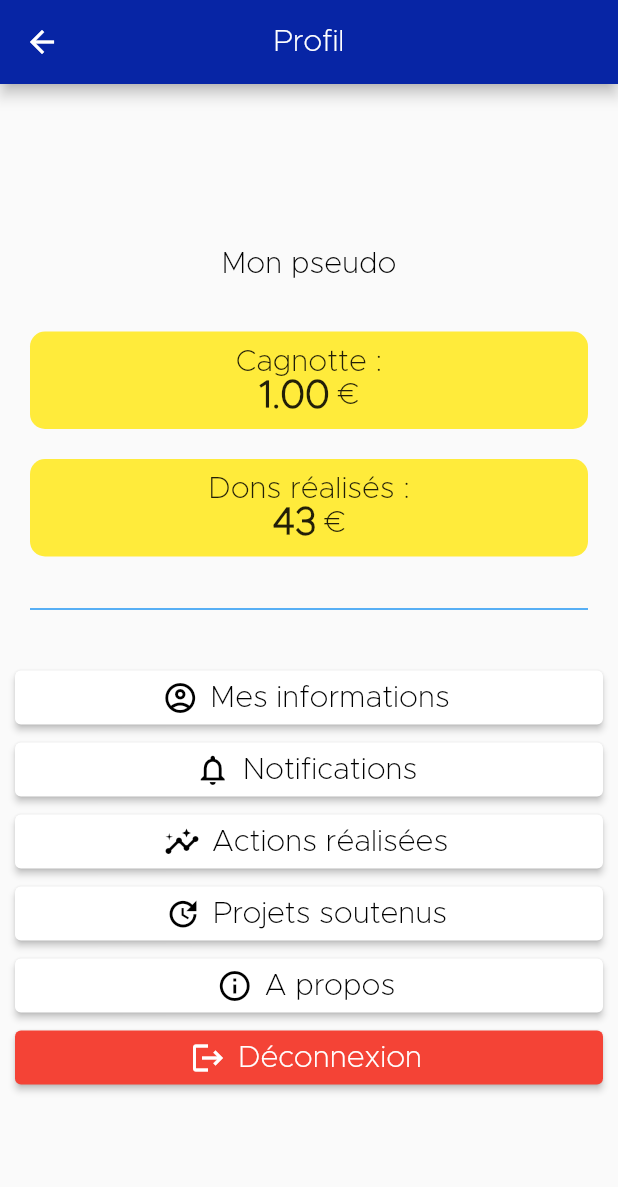
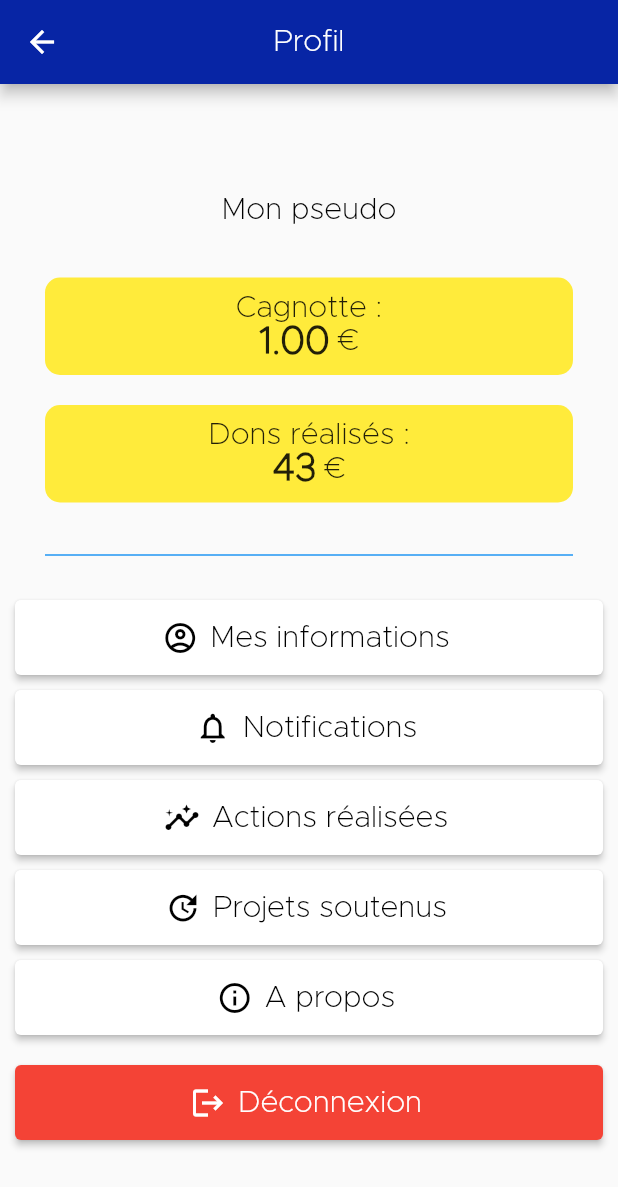
Before and after one commit to neonzip/Projet_SOLID-R, a Flutter app: the Profile screen opened by its route, on a phone screen of 412 x 824 dp. Shown: the top 1187 px of the screen. Run offline on Flutter 3.47's test engine with Material 2 defaults, Android fonts, the phone set to English and light mode, and no system bars; our stand-ins replace auto_size_text.

Commit message:
Arrangement boutons profil : plus gros et bien séparés.

```diff
--- a/lib/pages/user/Profile.dart
+++ b/lib/pages/user/Profile.dart
@@ -94,6 +94,7 @@ class _ProfileState extends State<Profile> {
   Widget buttonProjectsTemplate() {
     return SizedBox(
       width: widthButtons,
+      height: 50,
       child:
       ElevatedButton.icon(
         onPressed: () {
@@ -113,6 +114,7 @@ class _ProfileState extends State<Profile> {
   Widget buttonDoneActionsTemplate() {
     return SizedBox(
       width: widthButtons,
+      height: 50,
       child:
       ElevatedButton.icon(
         onPressed: () {},
@@ -130,6 +132,7 @@ class _ProfileState extends State<Profile> {
   Widget buttonAProposTemplate() {
     return SizedBox(
       width: widthButtons,
+      height: 50,
       child:
       ElevatedButton.icon(
         onPressed: () {},
@@ -147,6 +150,7 @@ class _ProfileState extends State<Profile> {
   Widget buttonInformationTemplate() {
     return SizedBox(
       width: widthButtons,
+      height: 50,
       child:
       ElevatedButton.icon(
         onPressed: () {
@@ -166,6 +170,7 @@ class _ProfileState extends State<Profile> {
   Widget buttonNotificationTemplate() {
     return SizedBox(
       width: widthButtons,
+      height: 50,
       child:
       ElevatedButton.icon(
         onPressed: () {
@@ -185,6 +190,7 @@ class _ProfileState extends State<Profile> {
   Widget buttonLogOutTemplate() {
     return SizedBox(
       width: widthButtons,
+      height: 50,
       child:
         ElevatedButton.icon(
           onPressed: () {
@@ -210,7 +216,8 @@ class _ProfileState extends State<Profile> {
       ),
       body: Center (
         child: SingleChildScrollView(
-          child: SizedBox (
+          child: Container (
+            padding: const EdgeInsets.all(10),
             width: 500,
             child: Column(
               children: [
@@ -241,29 +248,70 @@ class _ProfileState extends State<Profile> {
                 ),
 
                 /* List of buttons */
-                Container(
-                    padding: const EdgeInsets.all(10),
-                    child: Column(
+                Table(
                   children: [
-                        /* Button "Mes informations" */
+                    TableRow(
+                        children: [
+                          Padding(
+                            padding: const EdgeInsets.symmetric(vertical: 5),
+                            child: /* Button "Mes informations" */
                             buttonInformationTemplate(),
+                          )
 
+                        ]
+                    ),
+                    TableRow(
+                        children: [
+                          Padding(
+                            padding: const EdgeInsets.symmetric(vertical: 5),
+                            child:
                             /* Button "Notifications */
                             buttonNotificationTemplate(),
-
+                          )
+                        ]
+                    ),
+                    TableRow(
+                        children: [
+                          Padding(
+                            padding: const EdgeInsets.symmetric(vertical: 5),
+                            child:
                             /* Button "Actions réalisées */
                             buttonDoneActionsTemplate(),
-
+                          )
+                        ]
+                    ),
+                    TableRow(
+                        children: [
+                          Padding(
+                            padding: const EdgeInsets.symmetric(vertical: 5),
+                            child:
                             /* Button "Projets soutenus" */
                             buttonProjectsTemplate(),
-
+                          )
+                        ]
+                    ),
+                    TableRow(
+                        children: [
+                          Padding(
+                            padding: const EdgeInsets.symmetric(vertical: 5),
+                            child:
                             /* Button "A propos" */
                             buttonAProposTemplate(),
-
+                          )
+                        ]
+                    ),
+                    TableRow(
+                        children: [
+                          Padding(
+                            padding: const EdgeInsets.symmetric(vertical: 15),
+                            child:
                             /* Button "Déconnexion" to log out */
                             buttonLogOutTemplate(),
+                          )
+
+                        ]
+                    ),
                   ],
-                    )
                 ),
               ],
             ),
```
Lines whose indentation alone changed are shown as unchanged.
